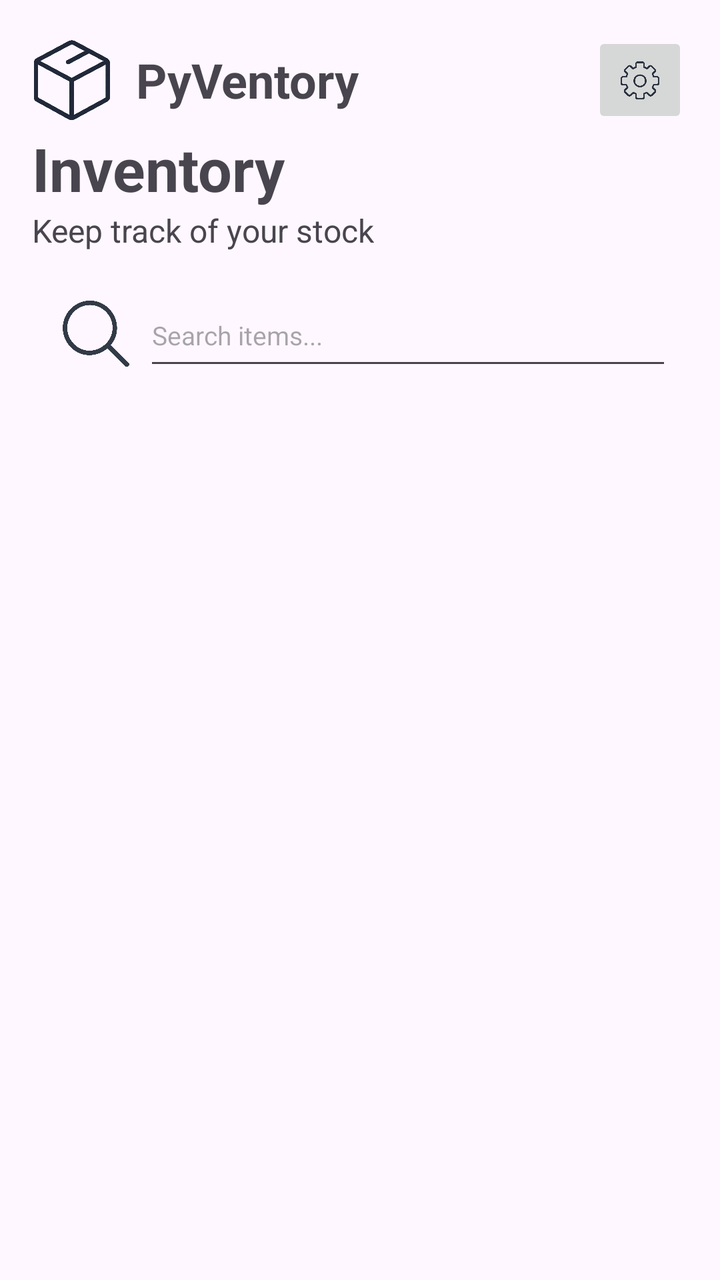
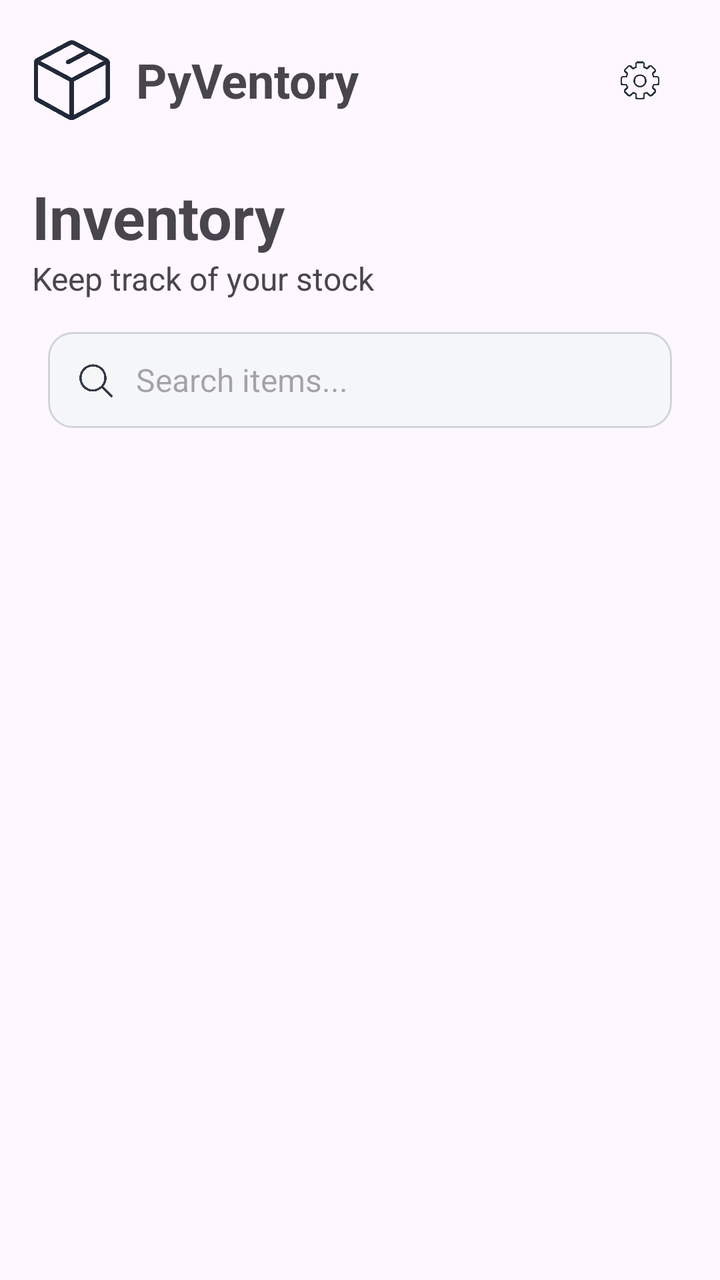

Before-and-after screenshots of an Android layout around one commit, followed by the original layout XML and the change that was made.
<!-- AndroidManifest.xml: application theme Theme.PyventoryMobile -->
<!-- res/layout/activity_main.xml -->
<?xml version="1.0" encoding="utf-8"?>
<LinearLayout xmlns:android="http://schemas.android.com/apk/res/android"
    xmlns:app="http://schemas.android.com/apk/res-auto"
    xmlns:tools="http://schemas.android.com/tools"
    android:id="@+id/main"
    android:layout_width="match_parent"
    android:layout_height="match_parent"
    android:orientation="vertical"
    tools:context=".MainActivity"
    android:padding="16dp"
    >


    <LinearLayout
        android:layout_width="match_parent"
        android:layout_height="wrap_content"
        android:orientation="horizontal"
        android:gravity="center_vertical">

        <ImageView
            android:layout_width="40dp"
            android:layout_height="40dp"
            android:src="@drawable/ic_inventory_box" />
        <TextView
            android:layout_width="0dp"
            android:layout_height="wrap_content"
            android:text="@string/pyventory"
            android:textSize="24sp"
            android:textStyle="bold"
            android:layout_marginStart="12dp"
            android:layout_weight="1"
            />
        <ImageButton
            android:layout_width="48dp"
            android:layout_height="48dp"
            android:src="@drawable/ic_settings"
            android:padding="12dp"
            android:scaleType="fitCenter"
            />

    </LinearLayout>

    <TextView
        android:layout_width="match_parent"
        android:layout_height="wrap_content"
        android:text="@string/inventory"
        android:textStyle="bold"
        android:textSize="30sp"
        />
    <TextView
        android:layout_width="match_parent"
        android:layout_height="wrap_content"
        android:text="@string/keep_track_of_your_stock"
        android:textSize="16sp"
        />

    <LinearLayout
        android:layout_marginTop="16dp"
        android:layout_marginHorizontal="8dp"
        android:layout_width="match_parent"
        android:layout_height="wrap_content"
        android:orientation="horizontal"
    >

        <ImageView
            android:layout_width="48dp"
            android:layout_height="48dp"
            android:src="@drawable/ic_search"
            />
        <EditText
            android:layout_width="0dp"
            android:layout_height="48dp"
            android:layout_weight="1"
            android:hint="@string/search_items"
            android:textSize="13sp"
            android:inputType="text"
            />
    </LinearLayout>

</LinearLayout>
<!-- resources referenced by this layout -->
<resources>
  <!-- drawable ic_inventory_box: png bitmap (drawable, 326788 bytes) -->
  <!-- drawable ic_search: png bitmap (drawable, 255796 bytes) -->
  <!-- drawable ic_settings: png bitmap (drawable, 377072 bytes) -->
  <string name="inventory">Inventory</string>
  <string name="keep_track_of_your_stock">Keep track of your stock</string>
  <string name="pyventory">PyVentory</string>
  <string name="search_items">Search items...</string>
  <style name="Theme.PyventoryMobile" parent="Base.Theme.PyventoryMobile" />
  <style name="Base.Theme.PyventoryMobile" parent="Theme.Material3.DayNight.NoActionBar">
          
          
      </style>
</resources>

<!-- the commit's change to res/layout/activity_main.xml (unified diff, before → after) -->
@@ -36,6 +36,8 @@
             android:src="@drawable/ic_settings"
             android:padding="12dp"
             android:scaleType="fitCenter"
+            android:background="?attr/selectableItemBackgroundBorderless"
+
             />
 
     </LinearLayout>
@@ -46,6 +48,7 @@
         android:text="@string/inventory"
         android:textStyle="bold"
         android:textSize="30sp"
+        android:layout_marginTop="24dp"
         />
     <TextView
         android:layout_width="match_parent"
@@ -60,20 +63,25 @@
         android:layout_width="match_parent"
         android:layout_height="wrap_content"
         android:orientation="horizontal"
+        android:background="@drawable/bg_search"
+        android:paddingHorizontal="12dp"
     >
 
         <ImageView
-            android:layout_width="48dp"
-            android:layout_height="48dp"
+            android:layout_width="24dp"
+            android:layout_height="24dp"
             android:src="@drawable/ic_search"
+            android:layout_gravity="center_vertical"
             />
         <EditText
             android:layout_width="0dp"
             android:layout_height="48dp"
             android:layout_weight="1"
             android:hint="@string/search_items"
-            android:textSize="13sp"
+            android:textSize="16sp"
             android:inputType="text"
+            android:layout_marginStart="8dp"
+            android:background="@null"
             />
     </LinearLayout>
 
<!-- resource entries referenced after the edit -->
@@ -1,5 +1,15 @@
 <!-- resources referenced by this layout -->
 <resources>
+  <!-- drawable bg_search (drawable) -->
+  <?xml version="1.0" encoding="utf-8"?>
+  <shape xmlns:android="http://schemas.android.com/apk/res/android">
+      <solid android:color="#F5F6F8"/>
+      <stroke android:width="1dp" android:color="#D1D5DB"
+          />
+      <corners
+          android:radius="12dp"
+          />
+  </shape>
   <!-- drawable ic_inventory_box: png bitmap (drawable, 326788 bytes) -->
   <!-- drawable ic_search: png bitmap (drawable, 255796 bytes) -->
   <!-- drawable ic_settings: png bitmap (drawable, 377072 bytes) -->
